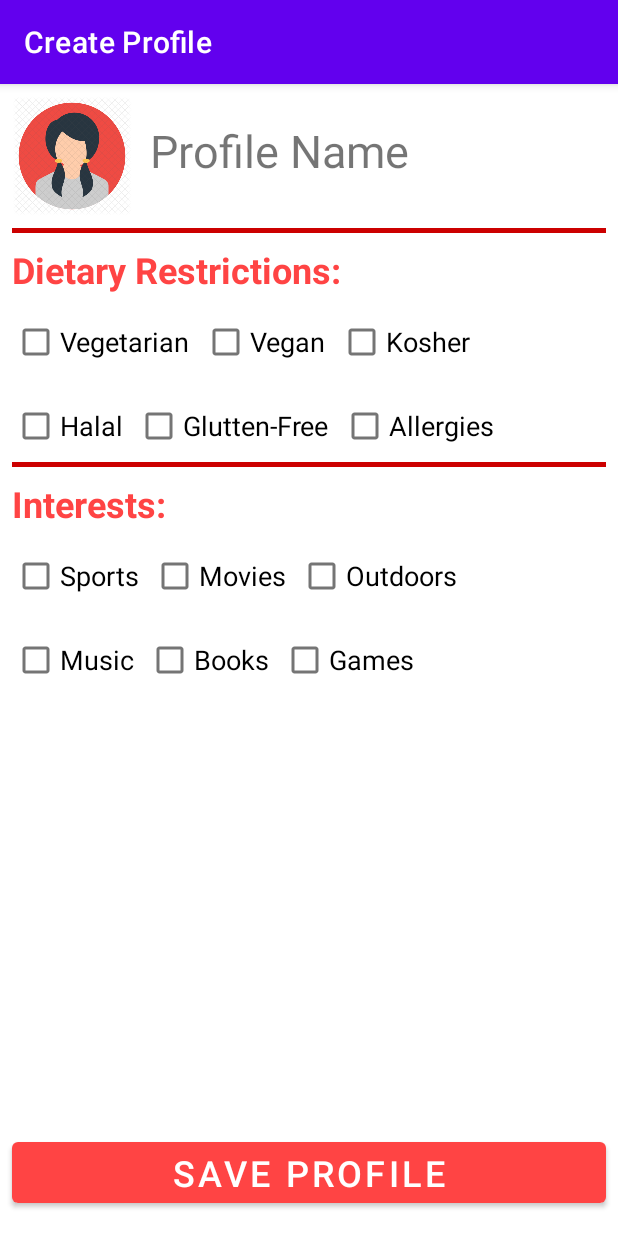
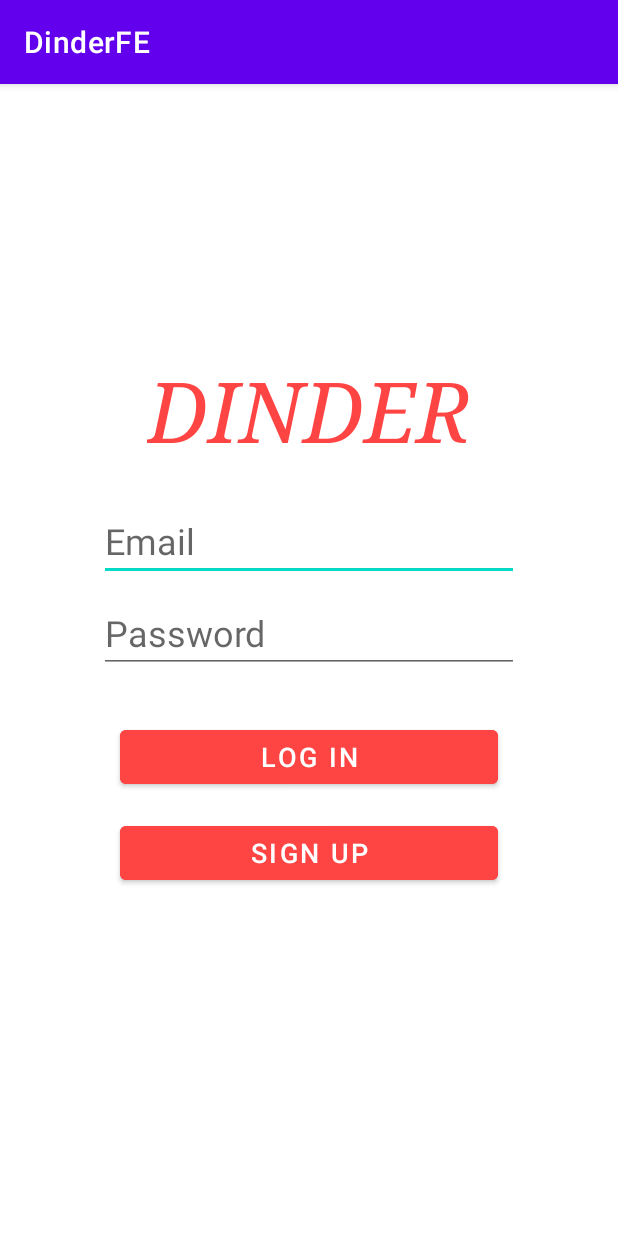
Before and after one commit to mherna31/DinderFE, an Android app: the screen it shows after launch (MainActivity before the commit, LogInActivity after it), on a phone screen of 412 x 824 dp. Run offline under Robolectric (Android 15) with nearby library versions, the phone set to English and light mode, and no system bars.

Commit message:
-Added Log in activity

```diff
--- a/app/src/main/AndroidManifest.xml
+++ b/app/src/main/AndroidManifest.xml
@@ -19,7 +19,14 @@
         android:roundIcon="@mipmap/ic_launcher_round"
         android:supportsRtl="true"
         android:theme="@style/Theme.DinderFE">
-        <activity android:name=".ProfileDisplayActivity"></activity>
+        <activity android:name=".LogInActivity">
+            <intent-filter>
+                <action android:name="android.intent.action.MAIN" />
+
+                <category android:name="android.intent.category.LAUNCHER" />
+            </intent-filter>
+        </activity>
+        <activity android:name=".ProfileDisplayActivity" />
         <!--
              The API key for Google Maps-based APIs is defined as a string resource.
              (See the file "res/values/google_maps_api.xml").
@@ -36,13 +43,8 @@
             android:name=".FoodMapsActivity"
             android:label="@string/title_activity_food_maps" />
         <activity android:name=".FindDinderActivity" />
-        <activity android:name=".MainActivity">
-            <intent-filter>
-                <action android:name="android.intent.action.MAIN" />
+        <activity android:name=".MainActivity"/>
 
-                <category android:name="android.intent.category.LAUNCHER" />
-            </intent-filter>
-        </activity>
     </application>
 
 </manifest>
--- /dev/null
+++ b/app/src/main/java/com/example/dinderfe/LogInActivity.java
@@ -0,0 +1,14 @@
+package com.example.dinderfe;
+
+import androidx.appcompat.app.AppCompatActivity;
+
+import android.os.Bundle;
+
+public class LogInActivity extends AppCompatActivity {
+
+    @Override
+    protected void onCreate(Bundle savedInstanceState) {
+        super.onCreate(savedInstanceState);
+        setContentView(R.layout.activity_log_in);
+    }
+}
--- /dev/null
+++ b/app/src/main/res/layout/activity_log_in.xml
@@ -0,0 +1,85 @@
+<?xml version="1.0" encoding="utf-8"?>
+<androidx.constraintlayout.widget.ConstraintLayout xmlns:android="http://schemas.android.com/apk/res/android"
+    xmlns:app="http://schemas.android.com/apk/res-auto"
+    xmlns:tools="http://schemas.android.com/tools"
+    android:layout_width="match_parent"
+    android:layout_height="match_parent"
+    tools:context=".LoginActivity">
+
+    <EditText
+        android:id="@+id/inEmail"
+        android:layout_width="wrap_content"
+        android:layout_height="wrap_content"
+        android:layout_marginStart="8dp"
+        android:layout_marginTop="24dp"
+        android:layout_marginEnd="8dp"
+        android:autofillHints=""
+        android:ems="10"
+        android:hint="@string/textEmail"
+        android:inputType="textEmailAddress"
+        android:textSize="24sp"
+        app:layout_constraintEnd_toEndOf="parent"
+        app:layout_constraintStart_toStartOf="parent"
+        app:layout_constraintTop_toBottomOf="@+id/textView6" />
+
+    <EditText
+        android:id="@+id/inPassword"
+        android:layout_width="wrap_content"
+        android:layout_height="wrap_content"
+        android:layout_marginStart="8dp"
+        android:layout_marginTop="8dp"
+        android:layout_marginEnd="8dp"
+        android:ems="10"
+        android:hint="@string/textPassword"
+        android:inputType="textPassword"
+        android:textSize="24sp"
+        app:layout_constraintEnd_toEndOf="parent"
+        app:layout_constraintStart_toStartOf="parent"
+        app:layout_constraintTop_toBottomOf="@+id/inEmail"
+        android:autofillHints="" />
+
+    <TextView
+        android:id="@+id/textView6"
+        android:layout_width="wrap_content"
+        android:layout_height="wrap_content"
+        android:layout_marginStart="8dp"
+        android:layout_marginTop="180dp"
+        android:layout_marginEnd="8dp"
+        android:text="@string/textDinder"
+        android:textAllCaps="true"
+        android:textColor="@color/red_theme"
+        android:textSize="56sp"
+        android:textStyle="italic"
+        android:typeface="serif"
+        app:layout_constraintEnd_toEndOf="parent"
+        app:layout_constraintStart_toStartOf="parent"
+        app:layout_constraintTop_toTopOf="parent" />
+
+    <Button
+        android:id="@+id/buttonLogin"
+        android:layout_width="0dp"
+        android:layout_height="wrap_content"
+        android:layout_marginStart="80dp"
+        android:layout_marginTop="32dp"
+        android:layout_marginEnd="80dp"
+        android:backgroundTint="@color/red_theme"
+        android:text="@string/textLogin"
+        android:textSize="18sp"
+        app:layout_constraintEnd_toEndOf="parent"
+        app:layout_constraintStart_toStartOf="parent"
+        app:layout_constraintTop_toBottomOf="@+id/inPassword" />
+
+    <Button
+        android:id="@+id/buttonSignUp"
+        android:layout_width="0dp"
+        android:layout_height="wrap_content"
+        android:layout_marginStart="80dp"
+        android:layout_marginTop="16dp"
+        android:layout_marginEnd="80dp"
+        android:backgroundTint="@color/red_theme"
+        android:text="@string/textSignup"
+        android:textSize="18sp"
+        app:layout_constraintEnd_toEndOf="parent"
+        app:layout_constraintStart_toStartOf="parent"
+        app:layout_constraintTop_toBottomOf="@+id/buttonLogin" />
+</androidx.constraintlayout.widget.ConstraintLayout>
--- a/app/src/main/res/values/strings.xml
+++ b/app/src/main/res/values/strings.xml
@@ -41,6 +41,13 @@
         <item>Subs</item>
     </string-array>
     <string name="title_activity_food_maps">Map</string>
-
+    <string name="textDinder">Dinder</string>
+    <string name="textEmail">Email</string>
+    <string name="textPassword">Password</string>
+    <string name="textLogin">Log in</string>
+    <string name="textSignup">Sign up</string>
+    <string name="title_activity_sign_up">SignUpActivity</string>
+    <string name="textConfirm">Confirm Password</string>
+    <string name="textCreateAccount">Create Account</string>
 
 </resources>
--- a/build.gradle
+++ b/build.gradle
@@ -5,7 +5,7 @@ buildscript {
         jcenter()
     }
     dependencies {
-        classpath "com.android.tools.build:gradle:4.1.0"
+        classpath 'com.android.tools.build:gradle:4.1.1'
 
         // NOTE: Do not place your application dependencies here; they belong
         // in the individual module build.gradle files
```
